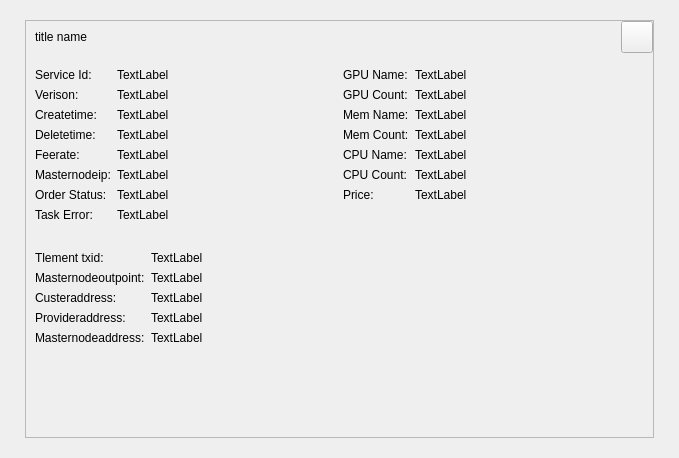
MassGrid/MassGrid, file src/qt/forms/dockerorderdescdialog.ui: the form before one commit.
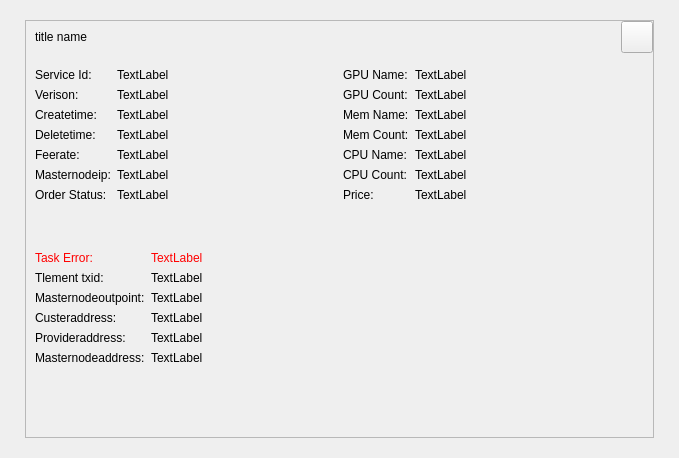
The form after the commit.

What changed in the file:
```diff
--- a/src/qt/forms/dockerorderdescdialog.ui
+++ b/src/qt/forms/dockerorderdescdialog.ui
@@ -233,20 +233,6 @@
                   </property>
                  </widget>
                 </item>
-                <item row="8" column="0">
-                 <widget class="QLabel" name="label_37">
-                  <property name="text">
-                   <string>Task Error:</string>
-                  </property>
-                 </widget>
-                </item>
-                <item row="8" column="1">
-                 <widget class="QLabel" name="label_taskstate">
-                  <property name="text">
-                   <string>TextLabel</string>
-                  </property>
-                 </widget>
-                </item>
                </layout>
               </item>
               <item>
@@ -355,14 +341,14 @@
             </item>
             <item>
              <layout class="QFormLayout" name="formLayout_3">
-              <item row="1" column="0">
+              <item row="3" column="0">
                <widget class="QLabel" name="label_15">
                 <property name="text">
                  <string>Masternodeoutpoint:</string>
                 </property>
                </widget>
               </item>
-              <item row="1" column="1">
+              <item row="3" column="1">
                <widget class="QLabel" name="label_masternodeoutpoint">
                 <property name="minimumSize">
                  <size>
@@ -378,14 +364,14 @@
                 </property>
                </widget>
               </item>
-              <item row="2" column="0">
+              <item row="4" column="0">
                <widget class="QLabel" name="label_20">
                 <property name="text">
                  <string>Custeraddress:</string>
                 </property>
                </widget>
               </item>
-              <item row="2" column="1">
+              <item row="4" column="1">
                <widget class="QLabel" name="label_custeraddress">
                 <property name="minimumSize">
                  <size>
@@ -401,14 +387,14 @@
                 </property>
                </widget>
               </item>
-              <item row="3" column="0">
+              <item row="5" column="0">
                <widget class="QLabel" name="label_19">
                 <property name="text">
                  <string>Provideraddress:</string>
                 </property>
                </widget>
               </item>
-              <item row="3" column="1">
+              <item row="5" column="1">
                <widget class="QLabel" name="label_provideraddress">
                 <property name="minimumSize">
                  <size>
@@ -424,14 +410,14 @@
                 </property>
                </widget>
               </item>
-              <item row="6" column="0">
+              <item row="8" column="0">
                <widget class="QLabel" name="label_39">
                 <property name="text">
                  <string>Masternodeaddress:</string>
                 </property>
                </widget>
               </item>
-              <item row="6" column="1">
+              <item row="8" column="1">
                <widget class="QLabel" name="label_masternodeaddress">
                 <property name="minimumSize">
                  <size>
@@ -447,14 +433,14 @@
                 </property>
                </widget>
               </item>
-              <item row="0" column="0">
+              <item row="2" column="0">
                <widget class="QLabel" name="label_11">
                 <property name="text">
                  <string>Tlement txid:</string>
                 </property>
                </widget>
               </item>
-              <item row="0" column="1">
+              <item row="2" column="1">
                <widget class="QLabel" name="label_tlementtxid">
                 <property name="minimumSize">
                  <size>
@@ -470,6 +456,26 @@
                 </property>
                </widget>
               </item>
+              <item row="1" column="0">
+               <widget class="QLabel" name="label_37">
+                <property name="styleSheet">
+                 <string notr="true">color:red;</string>
+                </property>
+                <property name="text">
+                 <string>Task Error:</string>
+                </property>
+               </widget>
+              </item>
+              <item row="1" column="1">
+               <widget class="QLabel" name="label_taskstate">
+                <property name="styleSheet">
+                 <string notr="true">color:red;</string>
+                </property>
+                <property name="text">
+                 <string>TextLabel</string>
+                </property>
+               </widget>
+              </item>
              </layout>
             </item>
            </layout>
```
